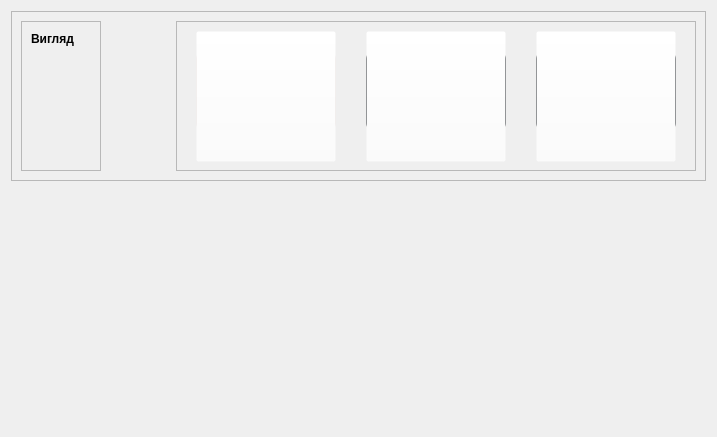
Qt form src/appsetting.ui (MikeostCorp/Gradify) before a commit.
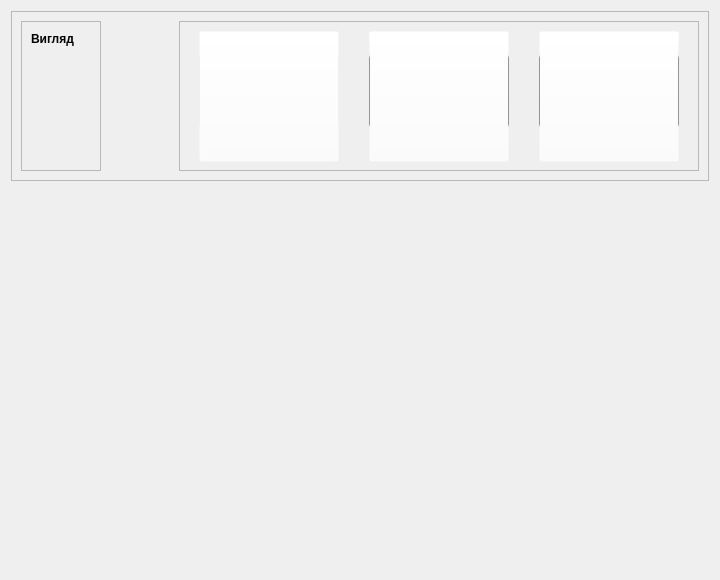
The same form after that commit. Icons and pictures are not drawn.

Patch:
```diff
--- a/src/appsetting.ui
+++ b/src/appsetting.ui
@@ -6,8 +6,8 @@
    <rect>
     <x>0</x>
     <y>0</y>
-    <width>717</width>
-    <height>437</height>
+    <width>720</width>
+    <height>580</height>
    </rect>
   </property>
   <property name="sizePolicy">
```
